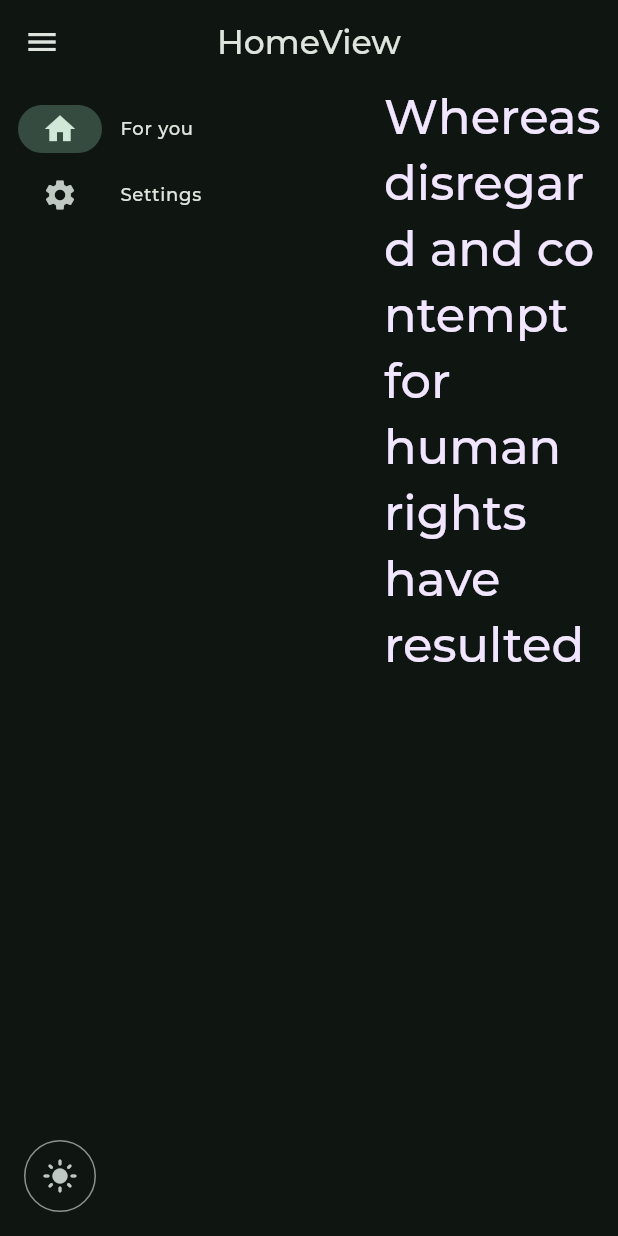
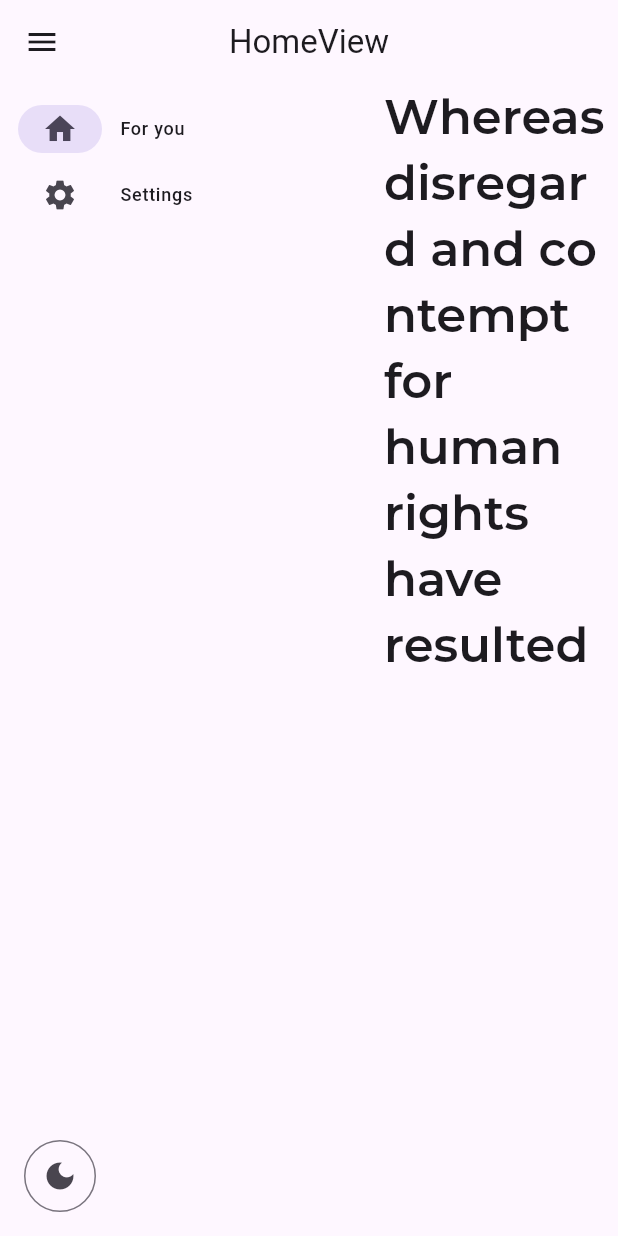
Before and after one commit to msilvamolina/flutter_estrellas, a Flutter app: the screen it shows after launch, on a phone screen of 412 x 824 dp. Run offline on Flutter 3.47's test engine with Material 3 defaults, Android fonts, the phone set to English and light mode, and no system bars; our stand-ins replace flutter_svg, get, get_storage, google_fonts; project files that could hold a hidden picture were left out.

Commit message:
home controller with theme

```diff
--- a/lib/app/modules/home/controllers/home_controller.dart
+++ b/lib/app/modules/home/controllers/home_controller.dart
@@ -1,9 +1,8 @@
+import 'package:flutter/material.dart';
+import 'package:flutter_estrellas/app/services/theme_service.dart';
 import 'package:get/get.dart';
 
 class HomeController extends GetxController {
-  //TODO: Implement HomeController
-
-  final count = 0.obs;
   @override
   void onInit() {
     super.onInit();
@@ -19,5 +18,12 @@ class HomeController extends GetxController {
     super.onClose();
   }
 
-  void increment() => count.value++;
+  void changeThemeMode() {
+    ThemeService.changeThemeMode();
+    update(['themeButton']);
+  }
+
+  IconData getThemeIcon() {
+    return ThemeService.isDark() ? Icons.light_mode : Icons.dark_mode;
+  }
 }
--- a/lib/app/modules/home/views/home_view.dart
+++ b/lib/app/modules/home/views/home_view.dart
@@ -1,4 +1,6 @@
 import 'package:flutter/material.dart';
+import 'package:flutter_estrellas/app/modules/home/controllers/home_controller.dart';
+import 'package:flutter_estrellas/app/services/theme_service.dart';
 import 'package:flutter_estrellas/app/themes/styles/colors.dart';
 import 'package:flutter_estrellas/app/themes/styles/typography.dart';
 import 'package:get/get.dart';
@@ -29,6 +31,9 @@ class _HomeViewState extends State<HomeView> {
       ),
       // Add more destinations as needed
     ];
+    return GetBuilder<HomeController>(
+      id: 'view',
+      builder: (controller) {
         return Scaffold(
           appBar: AppBar(
             title: const Text('HomeView'),
@@ -57,16 +62,21 @@ class _HomeViewState extends State<HomeView> {
                     },
                     destinations: navigationDestinations,
                   ),
-              Positioned(
+                  GetBuilder<HomeController>(
+                    id: 'themeButton',
+                    builder: (_) {
+                      return Positioned(
                         bottom: 16,
                         left: 16,
                         child: IconButton.outlined(
-                  onPressed: () {},
+                          onPressed: controller.changeThemeMode,
                           icon: Padding(
                             padding: const EdgeInsets.all(4),
-                    child: Icon(Icons.light_mode),
+                            child: Icon(controller.getThemeIcon()),
                           ),
                         ),
+                      );
+                    },
                   ),
                 ],
               ),
@@ -78,10 +88,7 @@ class _HomeViewState extends State<HomeView> {
                     width: double.infinity,
                     child: SelectableText(
                       'Whereas disregard and contempt for human rights have resulted',
-                  style: TypographyStyle.h1Mobile.copyWith(
-                    fontWeight: FontWeight.normal,
-                    color: secondaryLight,
-                  ),
+                      style: TypographyStyle.h1Mobile,
                     ),
                   ),
                 ),
@@ -89,5 +96,7 @@ class _HomeViewState extends State<HomeView> {
             ],
           ),
         );
+      },
+    );
   }
 }
--- /dev/null
+++ b/lib/app/services/theme_service.dart
@@ -0,0 +1,30 @@
+import 'package:flutter/material.dart';
+import 'package:get/get.dart';
+import 'package:get_storage/get_storage.dart';
+
+class ThemeService {
+  ThemeService._();
+  static final _getStorage = GetStorage();
+  static const storageKey = 'isDarkMode';
+
+  static ThemeMode getThemeMode() {
+    return isSavedDarkMode() ? ThemeMode.dark : ThemeMode.light;
+  }
+
+  static bool isDark() {
+    return ThemeService.getThemeMode() == ThemeMode.dark;
+  }
+
+  static bool isSavedDarkMode() {
+    return _getStorage.read(storageKey) ?? false;
+  }
+
+  static void saveThemeMode(bool isDarkMode) {
+    _getStorage.write(storageKey, isDarkMode);
+  }
+
+  static void changeThemeMode() {
+    Get.changeThemeMode(isSavedDarkMode() ? ThemeMode.light : ThemeMode.dark);
+    saveThemeMode(!isSavedDarkMode());
+  }
+}
--- /dev/null
+++ b/lib/app/themes/theme.dart
@@ -0,0 +1,21 @@
+import 'package:flutter/material.dart';
+import 'package:google_fonts/google_fonts.dart';
+
+class Themes {
+  final lightTheme = ThemeData(
+    colorScheme: ColorScheme.fromSeed(
+      seedColor: Colors.greenAccent,
+      brightness: Brightness.light,
+    ),
+    useMaterial3: true,
+    textTheme: GoogleFonts.montserratTextTheme(),
+  );
+  final darkTheme = ThemeData(
+    colorScheme: ColorScheme.fromSeed(
+      seedColor: Colors.greenAccent,
+      brightness: Brightness.dark,
+    ),
+    useMaterial3: true,
+    textTheme: GoogleFonts.montserratTextTheme(),
+  );
+}
--- a/lib/main.dart
+++ b/lib/main.dart
@@ -1,26 +1,35 @@
 import 'package:flutter/material.dart';
 import 'package:get/get.dart';
-import 'package:google_fonts/google_fonts.dart';
+import 'package:get_storage/get_storage.dart';
 import 'app/routes/app_pages.dart';
+import 'app/services/dependency_injection.dart';
+import 'app/services/theme_service.dart';
+import 'app/themes/theme.dart';
 
-void main() {
-  runApp(
-    GetMaterialApp(
+void main() async {
+  WidgetsFlutterBinding.ensureInitialized();
+  await GetStorage.init();
+  DependecyInjection.init();
+
+  runApp(const MyApp());
+}
+
+class MyApp extends StatelessWidget {
+  const MyApp({super.key});
+
+  @override
+  Widget build(BuildContext context) {
+    return GetMaterialApp(
       title: "Estrellas",
       locale: const Locale('es'),
       fallbackLocale: const Locale('es'),
       debugShowCheckedModeBanner: false,
-      theme: ThemeData(
-        colorScheme: ColorScheme.fromSeed(
-          seedColor: Colors.greenAccent,
-          brightness: Brightness.dark,
-        ),
-        useMaterial3: true,
-        textTheme: GoogleFonts.montserratTextTheme(),
-      ),
+
+      darkTheme: Themes().darkTheme,
+      themeMode: ThemeService.getThemeMode(),
       initialRoute: AppPages.INITIAL,
       getPages: AppPages.routes,
       // builder: (context, child) => MainLayout(child: child!),
-    ),
-  );
+    );
+  }
 }
--- a/pubspec.yaml
+++ b/pubspec.yaml
@@ -39,6 +39,7 @@ dependencies:
   flutter_svg: ^2.0.10+1
   get: ^4.6.6
   google_fonts: ^6.2.1
+  get_storage: ^2.1.1
 
 dev_dependencies:
   flutter_test:
```
Also changed, not shown: lib/app/data/providers/local/local_storage.dart (added, +11 -0 lines), lib/app/services/dependency_injection.dart (added, +11 -0 lines), pubspec.lock. Lines whose indentation alone changed are shown as unchanged.
